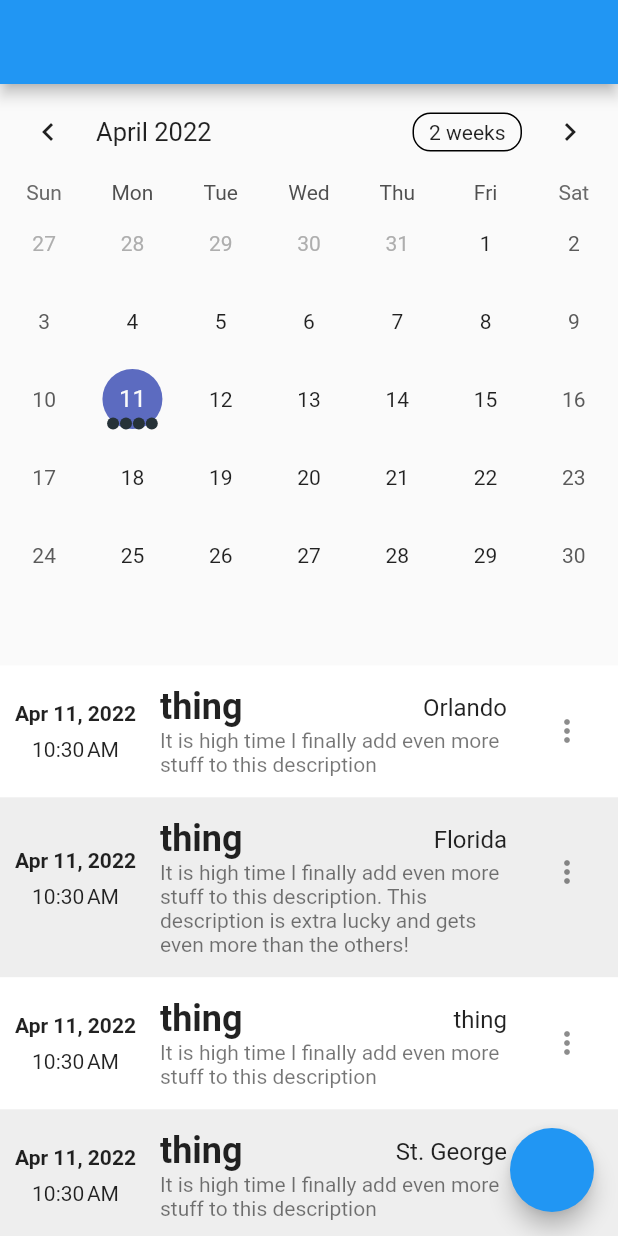
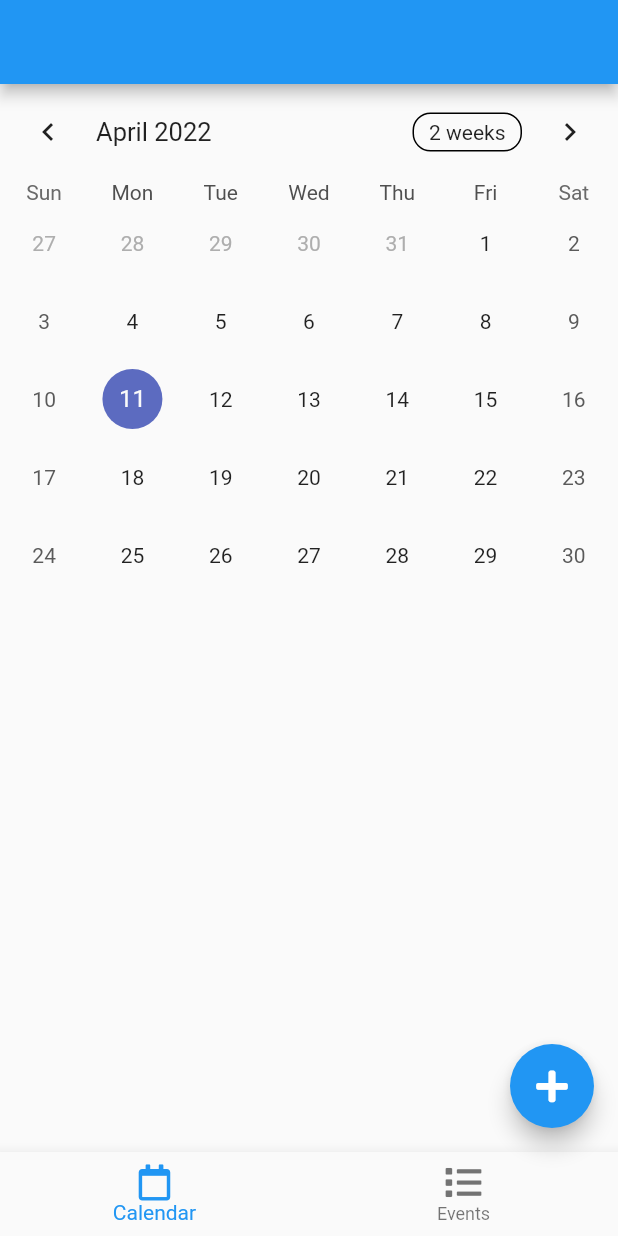
Before and after one commit to ColbyBaker/schedule_app, a Flutter app: the screen it shows after launch, on a phone screen of 412 x 824 dp. Run offline on Flutter 3.47's test engine with Material 2 defaults, Android fonts, the phone set to English and light mode, and no system bars; drawn by our look-alikes of table_calendar; our stand-ins replace font_awesome_flutter.

Commit message:
Bug fix in homeScreen widget

```diff
--- a/lib/homeScreen/homeScreen.dart
+++ b/lib/homeScreen/homeScreen.dart
@@ -13,32 +13,7 @@ class HomeScreen extends StatefulWidget {
 }
 
 class _HomeScreenState extends State<HomeScreen> {
-  List<Event> eventList = [
-    Event(
-        dateTime: DateTime.now(),
-        title: "thing",
-        location: "Orlando",
-        description:
-            "It is high time I finally add even more stuff to this description"),
-    Event(
-        dateTime: DateTime.now(),
-        title: "thing",
-        location: "Florida",
-        description:
-            "It is high time I finally add even more stuff to this description. This description is extra lucky and gets even more than the others!"),
-    Event(
-        dateTime: DateTime.now(),
-        title: "thing",
-        location: "thing",
-        description:
-            "It is high time I finally add even more stuff to this description"),
-    Event(
-        dateTime: DateTime.now(),
-        title: "thing",
-        location: "St. George",
-        description:
-            "It is high time I finally add even more stuff to this description")
-  ];
+  List<Event> eventList = [];
 
   addEvent(Event newEvent) {
     setState(() {
@@ -97,7 +72,10 @@ class _HomeScreenState extends State<HomeScreen> {
             Navigator.push(
                 context,
                 MaterialPageRoute(
-                  builder: (context) => AddEventScreen(addEvent: addEvent, removeEvent: removeEvent,
+                  builder: (context) => AddEventScreen(
+                    addEvent: addEvent,
+                    removeEvent: removeEvent,
+                  ),
                 ));
           },
           child: Icon(FontAwesomeIcons.plus, color: Colors.white)),
```
